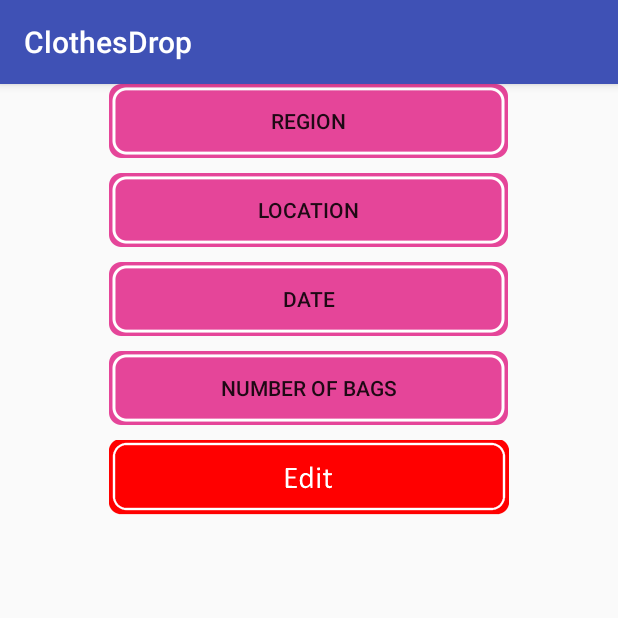
After one commit to UnderratedDev/ClothesDrop, an Android app: the ScheduledRequestDetailsActivity screen opened directly, with no data from a screen before it, on a phone screen of 412 x 824 dp, the top half of it. The commit adds this screen. Run offline under Robolectric (Android 15) with nearby library versions, the phone set to English and light mode, and no system bars.

Commit message:
added activities for viewing scheduled requests and editing scheduled requests

```diff
--- /dev/null
+++ b/app/src/main/java/nestedternary/project/ScheduledRequestDetailsActivity.java
@@ -0,0 +1,13 @@
+package nestedternary.project;
+
+import android.support.v7.app.AppCompatActivity;
+import android.os.Bundle;
+
+public class ScheduledRequestDetailsActivity extends AppCompatActivity {
+
+    @Override
+    protected void onCreate(Bundle savedInstanceState) {
+        super.onCreate(savedInstanceState);
+        setContentView(R.layout.activity_scheduled_request_details);
+    }
+}
--- /dev/null
+++ b/app/src/main/res/layout/activity_scheduled_request_details.xml
@@ -0,0 +1,60 @@
+<?xml version="1.0" encoding="utf-8"?>
+<LinearLayout xmlns:android="http://schemas.android.com/apk/res/android"
+    xmlns:app="http://schemas.android.com/apk/res-auto"
+    xmlns:tools="http://schemas.android.com/tools"
+    android:layout_width="match_parent"
+    android:layout_height="match_parent"
+    android:weightSum="1"
+    android:orientation="vertical">
+
+    <Button
+        android:id="@+id/details_region"
+        android:layout_width="266dp"
+        android:layout_height="49dp"
+        android:layout_gravity="center"
+        android:text="Region"
+        android:background="@drawable/button_pink"
+        android:layout_marginBottom="10dp"/>
+
+    <Button
+        android:id="@+id/details_location"
+        android:layout_width="266dp"
+        android:layout_height="49dp"
+        android:layout_gravity="center"
+        android:ems="10"
+        android:text="Location"
+        android:background="@drawable/button_pink"
+        android:textAlignment="center"
+        android:layout_marginBottom="10dp"/>
+
+    <Button
+        android:id="@+id/details_date"
+        android:layout_width="266dp"
+        android:layout_height="49dp"
+        android:layout_gravity="center"
+        android:background="@drawable/button_pink"
+        android:layout_marginBottom="10dp"
+        android:text="Date" />
+
+    <Button
+        android:id="@+id/details_bagQty"
+        android:layout_width="266dp"
+        android:layout_height="49dp"
+        android:ems="10"
+        android:layout_gravity="center"
+        android:background="@drawable/button_pink"
+        android:text="Number of Bags"
+        android:layout_marginBottom="10dp" />
+
+    <ImageButton
+        android:id="@+id/imageButton3"
+        android:layout_width="wrap_content"
+        android:layout_height="50dp"
+        android:background="@android:color/transparent"
+        android:scaleType="centerInside"
+        app:srcCompat="@drawable/button_edit"
+        android:layout_marginBottom="10dp"
+        android:onClick="cancel"
+        />
+
+</LinearLayout>
```
Also changed, not shown: app/src/main/AndroidManifest.xml (+27 -12 lines), app/src/main/java/nestedternary/project/EditRequestActivity.java (added, +13 -0 lines), app/src/main/res/layout/activity_edit_request.xml (added, +58 -0 lines), app/src/main/res/layout/activity_login.xml (+38 -7 lines), app/src/main/res/drawable/button_edit.png (added), app/src/main/res/drawable/button_login.png (added), app/src/main/res/drawable/button_save.png (added).
